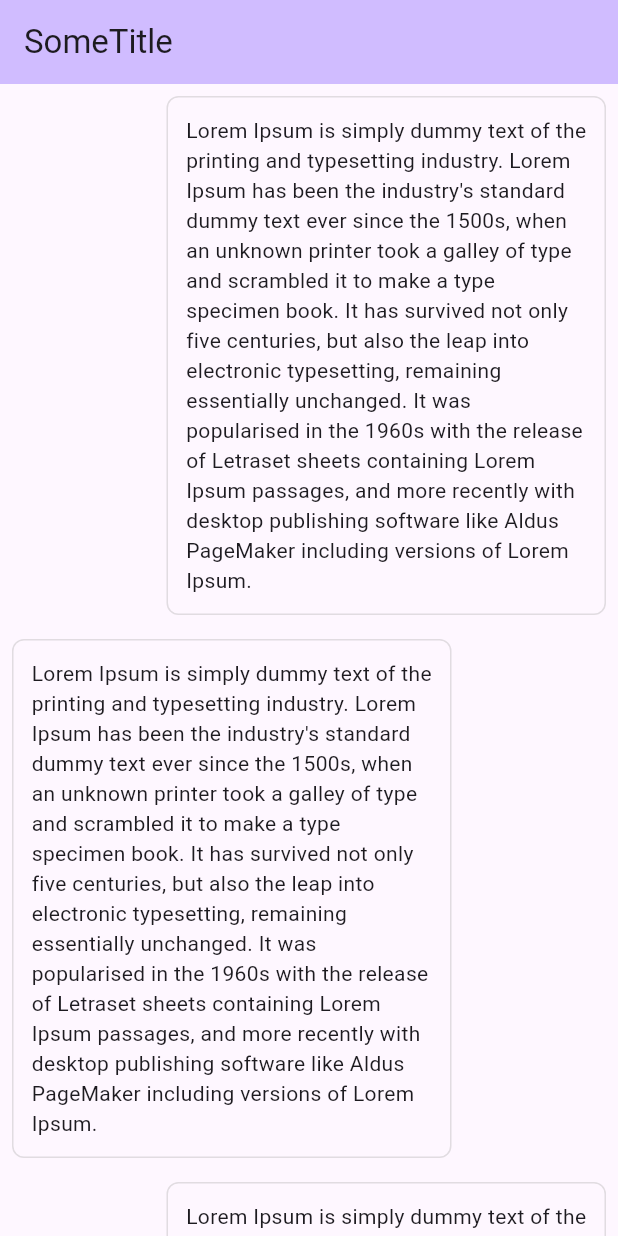
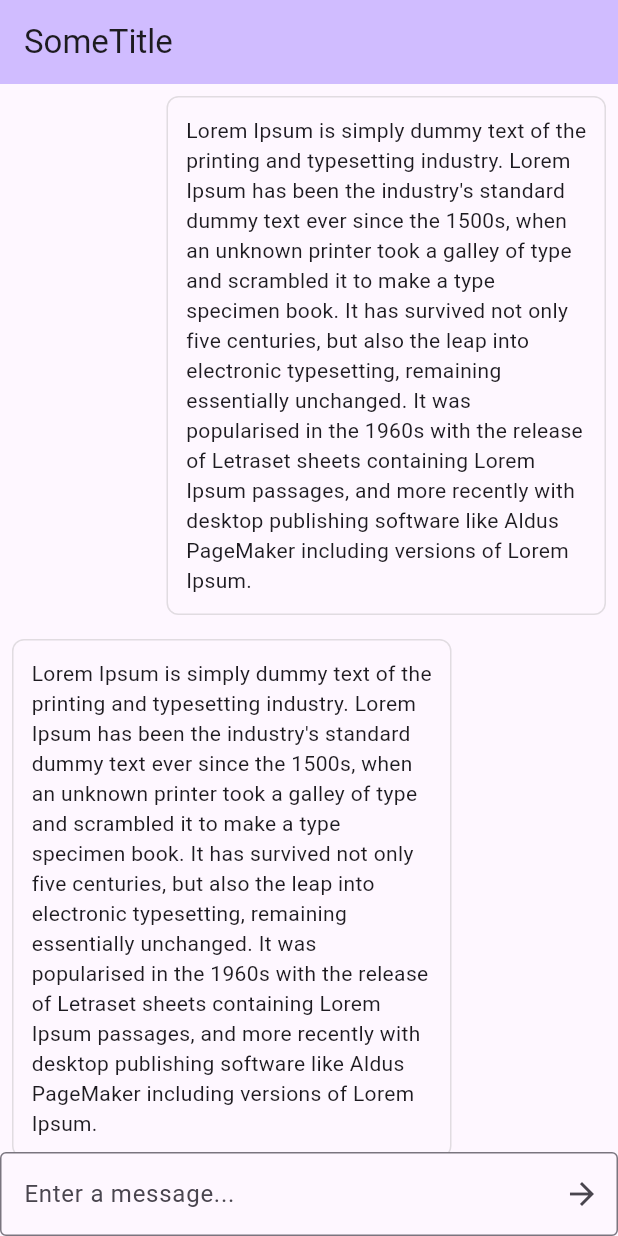
Before and after one commit to PacaiTEAM/GeminiAPICompetition, a Flutter app: the screen it shows after launch, on a phone screen of 412 x 824 dp. Run offline on Flutter 3.47's test engine with Material 3 defaults, Android fonts, the phone set to English and light mode, and no system bars; our stand-ins replace logger, speech_to_text.

Commit message:
Added text field for sending message

```diff
--- a/lib/main.dart
+++ b/lib/main.dart
@@ -1,7 +1,5 @@
 import 'package:flutter/material.dart';
 
-import 'package:gemini_app/services/permissions/microphone.dart';
-import 'package:gemini_app/views/chatView/avatarView/avatar_view.dart';
 import 'package:gemini_app/views/chatView/chatHistoryView/chat_history_view.dart';
 
 void main() {
@@ -34,7 +32,9 @@
                 // AvatarView(
                 //   microphone: Microphone(),
                 // ),
-                Expanded(child: ChatHistoryView())
+                Expanded(
+                  child: ChatHistoryView(),
+                )
               ],
             ),
           ),
--- a/lib/views/chatView/chatHistoryView/chat_history_view.dart
+++ b/lib/views/chatView/chatHistoryView/chat_history_view.dart
@@ -1,14 +1,37 @@
 import 'package:flutter/material.dart';
-import 'package:flutter/widgets.dart';
 import 'package:gemini_app/widgets/chatBubble/chat_bubble.dart';
+import 'package:logger/logger.dart';
 
-class ChatHistoryView extends StatelessWidget {
+class ChatHistoryView extends StatefulWidget {
   const ChatHistoryView({super.key});
+
+  @override
+  State<ChatHistoryView> createState() => _ChatHistoryViewState();
+}
+
+class _ChatHistoryViewState extends State<ChatHistoryView> {
+  final textFieldController = TextEditingController();
+  Logger logger = Logger();
+
+  @override
+  void dispose() {
+    // Clean up the controller when the widget is disposed.
+    textFieldController.dispose();
+    super.dispose();
+  }
+
+  void sendMessage() {
+    logger.i(textFieldController.text);
+  }
 
   @override
   Widget build(BuildContext context) {
     // SingleChildScrollView cannot be a child of Column
-    return const SingleChildScrollView(
+    return Column(
+      children: [
+        const Expanded(
+            child: SingleChildScrollView(
+                scrollDirection: Axis.vertical,
                 child: Column(
                   children: [
                     ChatBubble(
@@ -47,6 +70,19 @@ class ChatHistoryView extends StatelessWidget {
                       direction: MainAxisAlignment.end,
                     ),
                   ],
-    ));
+                ))),
+        TextField(
+          controller: textFieldController,
+          decoration: InputDecoration(
+              border: const OutlineInputBorder(),
+              hintText: 'Enter a message...',
+              suffixIcon: IconButton(
+                  onPressed: sendMessage,
+                  icon: const Icon(Icons.arrow_forward))),
+          keyboardType: TextInputType.multiline,
+          textInputAction: TextInputAction.done,
+        ),
+      ],
+    );
   }
 }
```
Also changed, not shown: 1 other file. Lines whose indentation alone changed are shown as unchanged.
